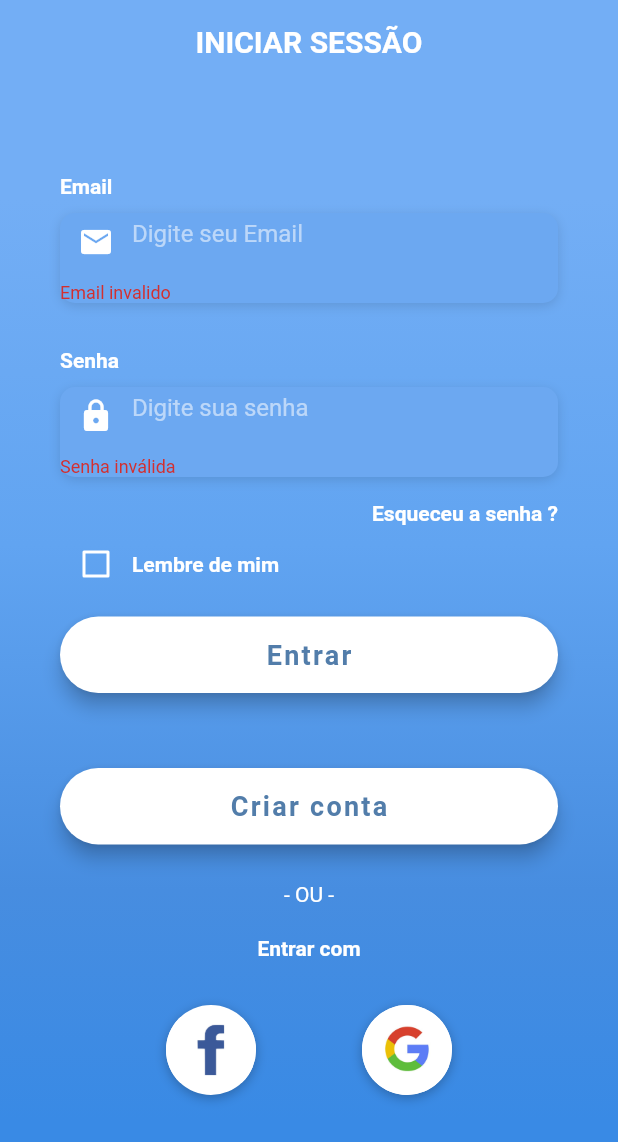
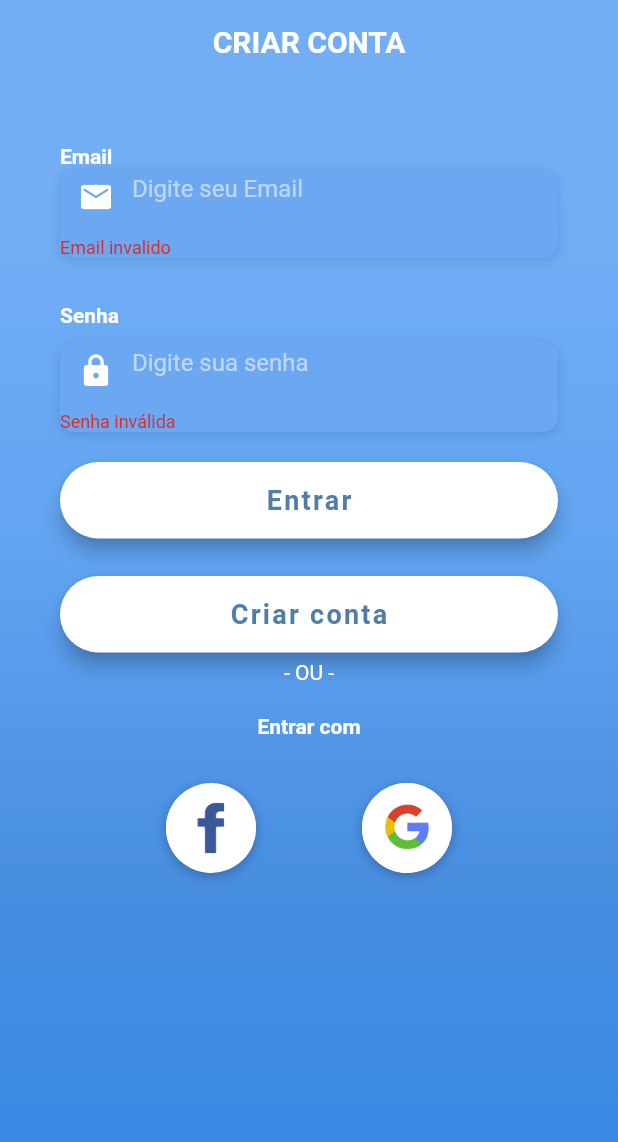
Before and after one commit to guilhermerfs00/cmds, a Flutter app: the screen it shows after launch, after a tap on "Entrar", on a phone screen of 412 x 824 dp. Shown: the top 1142 px of the screen. Run offline on Flutter 3.47's test engine with Material 2 defaults, Android fonts, the phone set to English and light mode, and no system bars; our stand-ins replace charts_flutter, cloud_firestore, firebase_auth, font_awesome_flutter; accounts and stored records are empty; Roboto replaces fonts that are missing (OpenSans).

Commit message:
Correção login

```diff
--- a/lib/screens/login_screen.dart
+++ b/lib/screens/login_screen.dart
@@ -5,6 +5,7 @@ import 'package:cmds/screens/signup_screen.dart';
 import 'package:flutter/material.dart';
 import 'package:flutter/services.dart';
 import 'package:scoped_model/scoped_model.dart';
+import 'package:flutter/cupertino.dart';
 
 class LoginScreen extends StatefulWidget {
   @override
@@ -15,10 +16,10 @@ class _LoginScreenState extends State<LoginScreen> {
   final _emailController = TextEditingController();
   final _passController = TextEditingController();
   final _scaffoldKey = GlobalKey<ScaffoldState>();
+  final _formKey = GlobalKey<FormState>();
 
-  final _formKey = GlobalKey<FormState>();
-  bool _rememberMe = false;
-
+  @override
+  Widget build(BuildContext context) {
     Widget _buildSocial(Function onTap, AssetImage logo) {
       return GestureDetector(
         onTap: onTap,
@@ -43,15 +44,14 @@ class _LoginScreenState extends State<LoginScreen> {
       );
     }
 
-  @override
-  Widget build(BuildContext context) {
     return Scaffold(
+      key: _scaffoldKey,
       appBar: AppBar(
         backgroundColor: Color(0xFF73AEF5),
         elevation: 0,
         centerTitle: true,
         title: Text(
-          'INICIAR SESSÃO',
+          'CRIAR CONTA',
           style: TextStyle(
             color: Colors.white,
             fontFamily: 'OpenSans',
@@ -95,7 +95,6 @@ class _LoginScreenState extends State<LoginScreen> {
                         physics: AlwaysScrollableScrollPhysics(),
                         padding: EdgeInsets.symmetric(
                           horizontal: 40.0,
-                          vertical: 30.0,
                         ),
                         child: Column(
                           mainAxisAlignment: MainAxisAlignment.center,
@@ -103,15 +102,17 @@ class _LoginScreenState extends State<LoginScreen> {
                             SizedBox(height: 30.0),
                             Form(
                               key: _formKey,
-                              //EMAIL
                               child: Column(
                                 crossAxisAlignment: CrossAxisAlignment.start,
                                 children: <Widget>[
+                                  SizedBox(
+                                    height: 10.0,
+                                  ),
+                                  //Email
                                   Text(
                                     'Email',
                                     style: kLabelStyle,
                                   ),
-                                  SizedBox(height: 10.0),
                                   Container(
                                     alignment: Alignment.centerLeft,
                                     decoration: kBoxDecorationStyle,
@@ -187,60 +188,21 @@ class _LoginScreenState extends State<LoginScreen> {
                                       ),
                                     ],
                                   ),
-                                  //ESQUECI A SENHA
-                                  Container(
-                                    alignment: Alignment.centerRight,
-                                    child: FlatButton(
-                                      onPressed: () => print(
-                                          'Forgot Password Button Pressed'),
-                                      padding: EdgeInsets.only(right: 0.0),
-                                      child: Text(
-                                        'Esqueceu a senha ?',
-                                        style: kLabelStyle,
-                                      ),
-                                    ),
-                                  ),
-                                  //LEMBRE DE MIM
-                                  Container(
-                                    height: 20.0,
-                                    child: Row(
-                                      children: <Widget>[
-                                        Theme(
-                                          data: ThemeData(
-                                              unselectedWidgetColor:
-                                                  Colors.white),
-                                          child: Checkbox(
-                                            value: _rememberMe,
-                                            checkColor: Colors.green,
-                                            activeColor: Colors.white,
-                                            onChanged: (value) {
-                                              setState(() {
-                                                _rememberMe = value;
-                                              });
-                                            },
-                                          ),
-                                        ),
-                                        Text(
-                                          'Lembre de mim',
-                                          style: kLabelStyle,
-                                        ),
-                                      ],
-                                    ),
-                                  ),
                                   //BOTÃO DE ENTRAR
                                   Container(
                                     padding:
-                                        EdgeInsets.symmetric(vertical: 25.0),
+                                        EdgeInsets.symmetric(vertical: 20.0),
                                     width: double.infinity,
                                     child: RaisedButton(
                                       elevation: 5.0,
                                       onPressed: () {
-                                        if (_formKey.currentState.validate()) {}
+                                        if (_formKey.currentState.validate()) {
                                           model.signIn(
                                               email: _emailController.text,
                                               pass: _passController.text,
                                               onSuccess: _onSuccess,
                                               onFail: _onFail);
+                                        }
                                       },
                                       padding: EdgeInsets.all(15.0),
                                       shape: RoundedRectangleBorder(
@@ -264,7 +226,7 @@ class _LoginScreenState extends State<LoginScreen> {
                                   //BOTÃO DE CRIAR CONTA
                                   Container(
                                     padding:
-                                        EdgeInsets.symmetric(vertical: 25.0),
+                                        EdgeInsets.symmetric(vertical: 5.0),
                                     width: double.infinity,
                                     child: RaisedButton(
                                       elevation: 5.0,
@@ -354,7 +316,8 @@ class _LoginScreenState extends State<LoginScreen> {
   void _onFail() {
     _scaffoldKey.currentState.showSnackBar(SnackBar(
       content: Text(
-        'Falha ao entrar !',
+        'Login ou senha inválido',
+        textAlign: TextAlign.center,
       ),
       backgroundColor: Colors.redAccent,
       duration: Duration(seconds: 2),
--- a/lib/screens/signup_screen.dart
+++ b/lib/screens/signup_screen.dart
@@ -199,7 +199,7 @@ class _SignUpScreenState extends State<SignUpScreen> {
                                       ),
                                     ],
                                   ),
-                                  //BOTÃO DE ENTRAR
+                                  //BOTÃO DE CRIAR CONTA
                                   Container(
                                     padding:
                                         EdgeInsets.symmetric(vertical: 25.0),
```
Also changed, not shown: pubspec.lock. Lines whose indentation alone changed are shown as unchanged.
